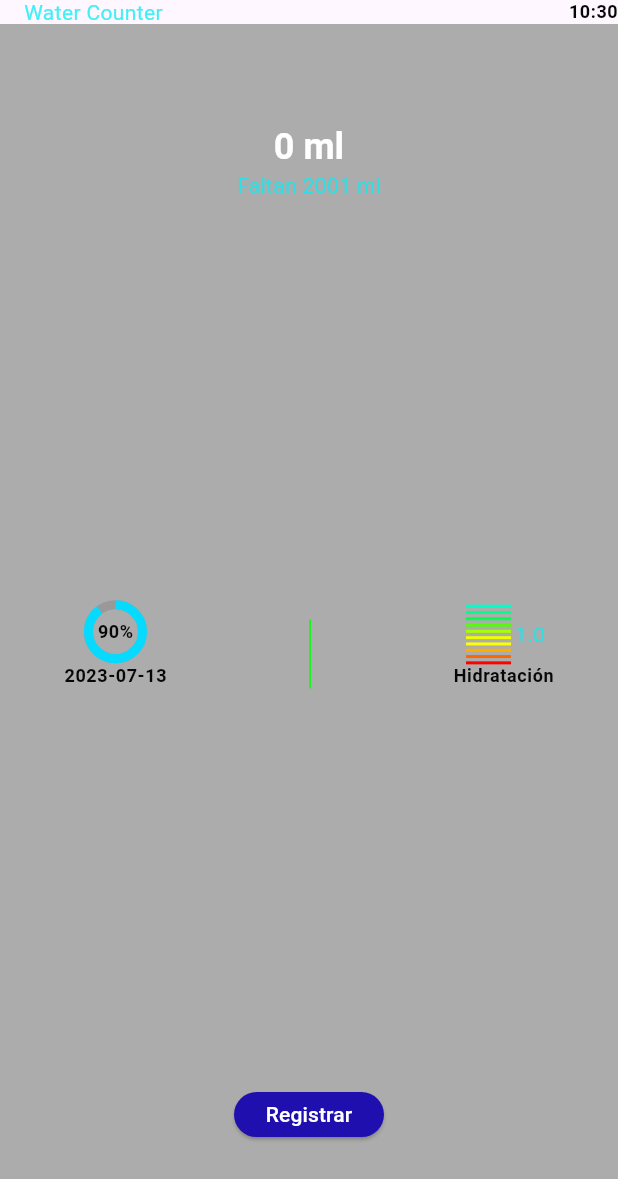
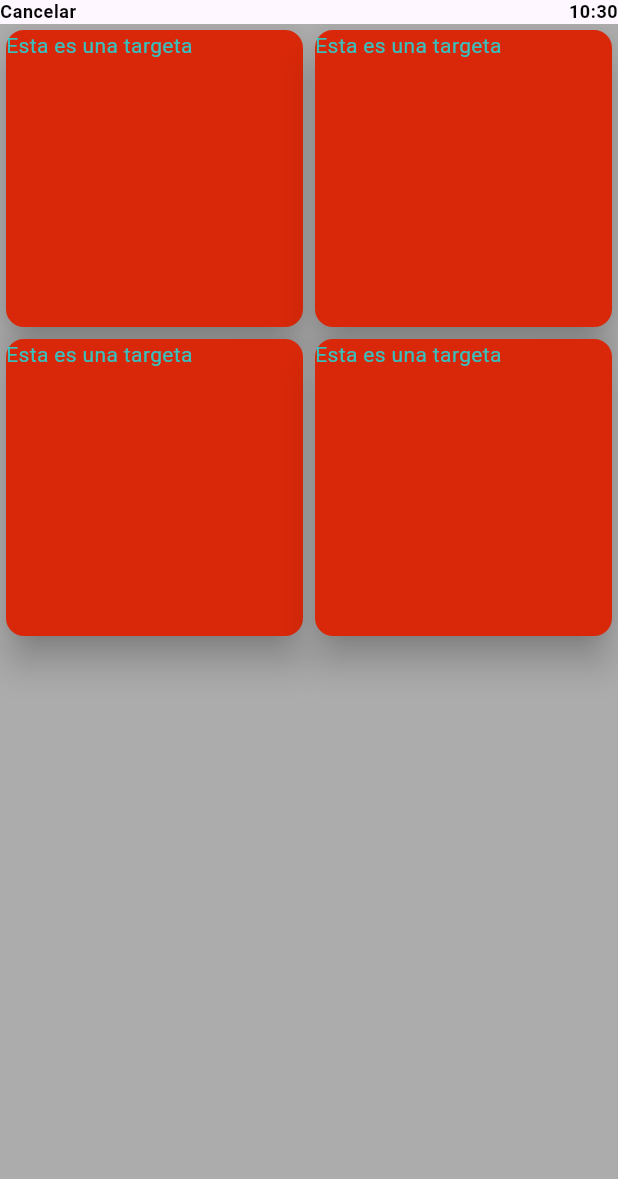
Before and after one commit to JosueRecoba/Wear-counter-app, a Flutter app: the screen it shows after launch, after a tap on "Registrar", on a phone screen of 412 x 824 dp. Shown: the top 1179 px of the screen. Run offline on Flutter 3.47's test engine with Material 2 defaults, Android fonts, the phone set to English and light mode, and no system bars.

Commit message:
vista drink

```diff
--- /dev/null
+++ b/lib/screens/drink_screen.dart
@@ -0,0 +1,49 @@
+import 'package:flutter/material.dart';
+import 'package:intl/intl.dart';
+
+class DrinkScreen extends StatelessWidget {
+  const DrinkScreen({Key? key}) : super(key: key);
+
+  @override
+  Widget build(BuildContext context) {
+    return Scaffold(
+      appBar: AppBar(
+        toolbarHeight: 16,
+        leadingWidth: 100,
+        leading: Text(
+          "Cancelar",
+          style: Theme.of(context).textTheme.bodySmall,
+        ),
+        actions: [
+          _hour(context),
+        ],
+      ),
+      body: GridView.count(
+        crossAxisCount: 2,
+        children: [
+          _oneCard(context),
+          _oneCard(context),
+          _oneCard(context),
+          _oneCard(context),
+        ]
+      ),
+    );
+  }
+
+  Widget _oneCard(BuildContext context){
+    return const Card(
+      elevation: 10,
+      color: Color.fromARGB(255, 216, 40, 9),
+      child: Text(
+        'Esta es una targeta',
+      ),
+    );
+  }
+
+  Widget _hour(BuildContext context) {
+    return Text(
+      DateFormat.Hm().format(DateTime.now()),
+      style: Theme.of(context).textTheme.bodySmall,
+    );
+  }
+}
--- a/lib/screens/star_screem.dart
+++ b/lib/screens/star_screem.dart
@@ -2,6 +2,7 @@
 import 'package:intl/intl.dart';
 
 import '../assets/interval_progress_bar.dart';
+import 'drink_screen.dart';
 
 
 class StartScreen extends StatefulWidget {
@@ -160,7 +161,12 @@
             ),
             backgroundColor: const Color.fromARGB(255, 31, 15, 175),
           ),
-            onPressed: () {},
+            onPressed: () {
+              Navigator.push(
+                context,
+                MaterialPageRoute(builder: (context) => const DrinkScreen()),
+              );
+            },
             child:
               const Text(
                 'Registrar',
```
